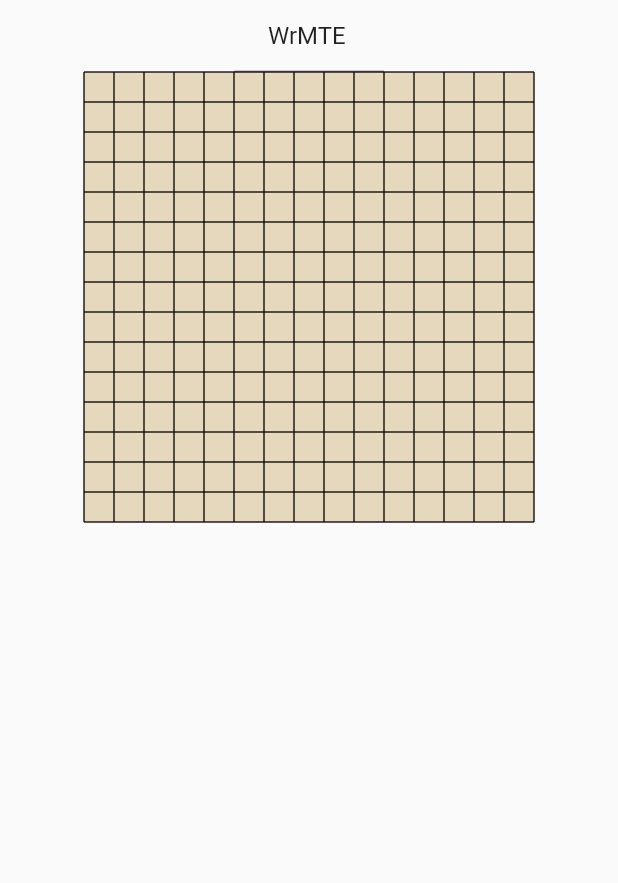
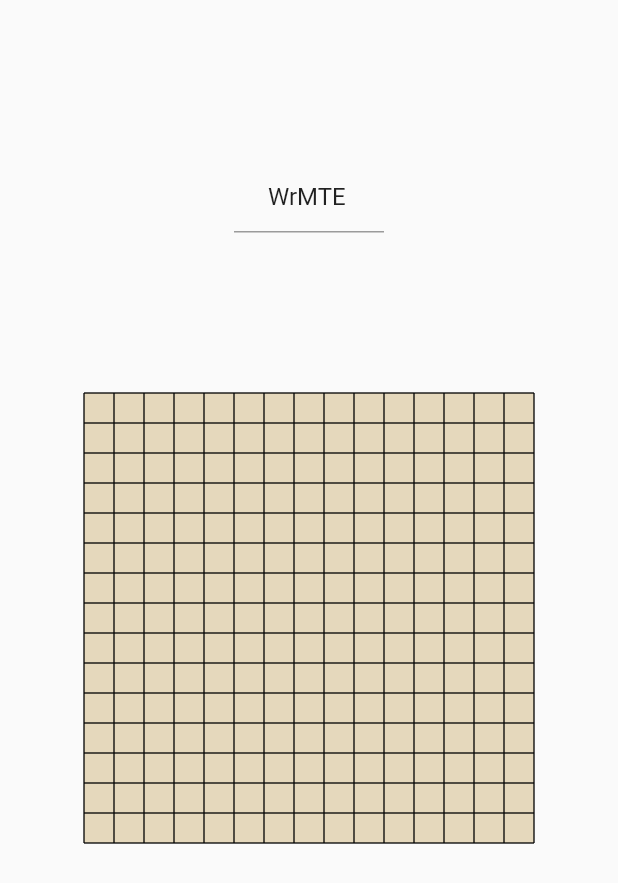
Before and after one commit to easylive1989/LittleFlowerApp, a Flutter app: the screen it shows after launch, on a phone screen of 412 x 824 dp. Shown: the top 883 px of the screen. Run offline on Flutter 3.47's test engine with Material 2 defaults, Android fonts, the phone set to English and light mode, and no system bars; our stand-ins replace firebase_core, firebase_database, random_string, shared_preferences; accounts and stored records are empty.

Commit message:
rename widget

```diff
--- a/lib/main.dart
+++ b/lib/main.dart
@@ -2,9 +2,9 @@ import 'package:firebase_core/firebase_core.dart';
 import 'package:flutter/material.dart';
 import 'package:little_flower_app/model/ki_board_manager.dart';
 import 'package:little_flower_app/repo/preference_api.dart';
-import 'package:little_flower_app/widget/board_id_widget.dart';
-import 'package:little_flower_app/widget/ki_board_widget.dart';
-import 'package:little_flower_app/widget/result_widget.dart';
+import 'package:little_flower_app/widget/board_info_area.dart';
+import 'package:little_flower_app/widget/ki_board_area.dart';
+import 'package:little_flower_app/widget/result_area.dart';
 import 'package:provider/provider.dart';
 
 void main() async {
@@ -49,9 +49,9 @@ Widget _buildKiBoardArea() {
         crossAxisAlignment: CrossAxisAlignment.center,
         mainAxisAlignment: MainAxisAlignment.start,
         children: [
-          BoardIdWidget(model),
-          KiBoardWidget(model),
-          Expanded(child: ResultWidget(model)),
+          Expanded(child: BoardInfoArea(model)),
+          KiBoardArea(model),
+          ResultArea(model),
         ],
       );
     },
--- a/lib/widget/board_id_widget.dart
+++ b/lib/widget/board_info_area.dart
@@ -2,10 +2,10 @@ import 'package:flutter/material.dart';
 import 'package:little_flower_app/model/ki_board_manager.dart';
 import 'package:provider/provider.dart';
 
-class BoardIdWidget extends StatelessWidget {
+class BoardInfoArea extends StatelessWidget {
   final KiBoardManager _kiBoardManager;
 
-  const BoardIdWidget(this._kiBoardManager);
+  const BoardInfoArea(this._kiBoardManager);
 
   @override
   Widget build(BuildContext context) {
--- a/lib/widget/ki_board_widget.dart
+++ b/lib/widget/ki_board_area.dart
@@ -6,9 +6,9 @@ import 'package:little_flower_app/model/ki_board_manager.dart';
 import 'package:little_flower_app/widget/ki_board_painter.dart';
 import 'package:provider/provider.dart';
 
-class KiBoardWidget extends StatelessWidget {
+class KiBoardArea extends StatelessWidget {
   final KiBoardManager _kiBoardManager;
-  KiBoardWidget(this._kiBoardManager);
+  KiBoardArea(this._kiBoardManager);
 
   @override
   Widget build(BuildContext context) {
--- a/lib/widget/result_widget.dart
+++ b/lib/widget/result_area.dart
@@ -3,9 +3,9 @@ import 'package:flutter/material.dart';
 import 'package:little_flower_app/model/ki_board_manager.dart';
 import 'package:provider/provider.dart';
 
-class ResultWidget extends StatelessWidget {
+class ResultArea extends StatelessWidget {
   final KiBoardManager _kiBoardManager;
-  const ResultWidget(this._kiBoardManager);
+  const ResultArea(this._kiBoardManager);
 
   @override
   Widget build(BuildContext context) {
```
Also changed, not shown: 1 other file.
